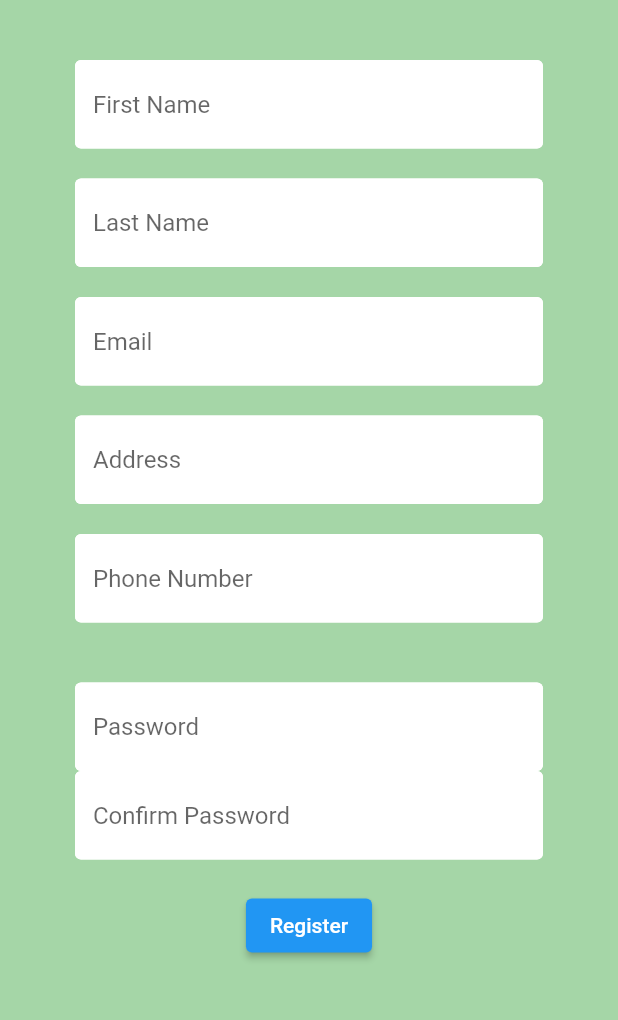
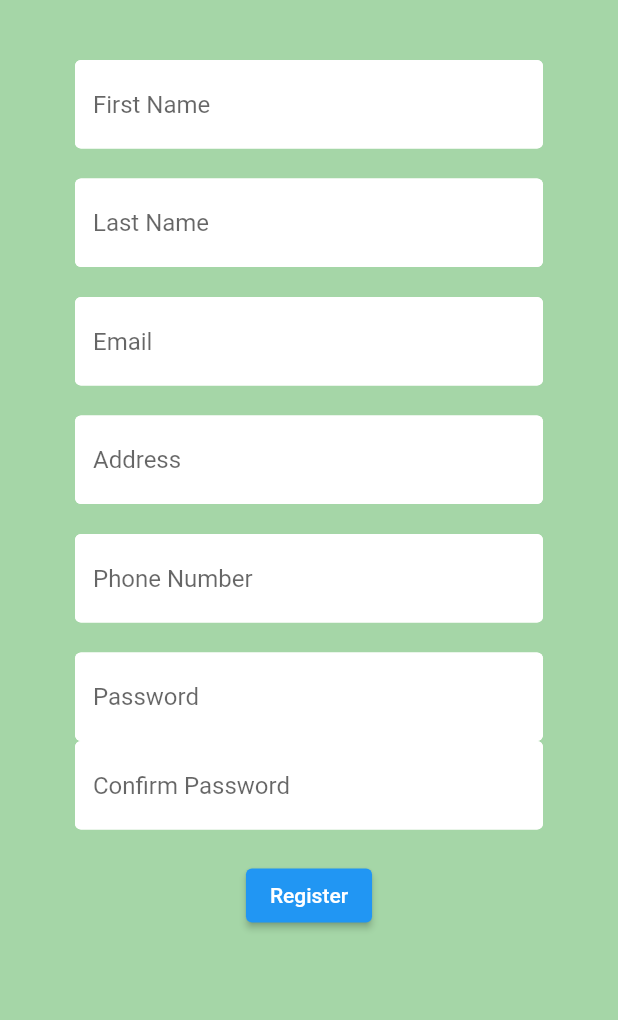
Before and after one commit to AcadProjects/kashare-github, a Flutter app: the screen it shows after launch, after a tap on "Sign In", after a tap on "Register", on a phone screen of 412 x 824 dp, the part 84-1104 px from its top. Run offline on Flutter 3.47's test engine with Material 2 defaults, Android fonts, the phone set to English and light mode, and no system bars; our stand-ins replace cloud_firestore, firebase_auth, firebase_core, flutter_spinkit, latlong2; accounts and stored records are empty.

Commit message:
Added animations

```diff
--- a/lib/screens/authenticate/register.dart
+++ b/lib/screens/authenticate/register.dart
@@ -1,5 +1,7 @@
 import 'package:kashare/services/auth.dart';
 import 'package:flutter/material.dart';
+import 'package:kashare/shared/constants.dart';
+import 'package:kashare/shared/loading.dart';
 
 class Register extends StatefulWidget {
   final toggleView;
@@ -13,7 +15,7 @@ class Register extends StatefulWidget {
 class _RegisterState extends State<Register> {
   final AuthService _auth = AuthService();
   final _formKey = GlobalKey<FormState>();
-
+  bool loading = false;
   // text field state
   String email = '';
   String password = '';
@@ -21,7 +23,9 @@ class _RegisterState extends State<Register> {
 
   @override
   Widget build(BuildContext context) {
-    return Scaffold(
+    return loading
+        ? Loading()
+        : Scaffold(
             backgroundColor: Colors.green[200],
             appBar: AppBar(
               backgroundColor: Colors.green[400],
@@ -44,16 +48,10 @@ class _RegisterState extends State<Register> {
 //
                     SizedBox(height: 20.0),
                     TextFormField(
-                decoration: InputDecoration(
-                  hintText: 'First Name',
-                  fillColor: Colors.white,
-                  filled: true,
-                  enabledBorder: OutlineInputBorder(
-                      borderSide: BorderSide(color: Colors.white, width: 2.0)),
-                  focusedBorder: OutlineInputBorder(
-                      borderSide: BorderSide(color: Colors.grey, width: 2.0)),
-                ),
-                validator: (val) => val!.isEmpty ? 'Enter First Name' : null,
+                      decoration:
+                          textInputDecoration.copyWith(hintText: 'First Name'),
+                      validator: (val) =>
+                          val!.isEmpty ? 'Enter First Name' : null,
                       onChanged: (val) {
                         setState(() => email = val.trim());
                       },
@@ -61,16 +59,10 @@ class _RegisterState extends State<Register> {
 //
                     SizedBox(height: 20.0),
                     TextFormField(
-                decoration: InputDecoration(
-                  hintText: 'Last Name',
-                  fillColor: Colors.white,
-                  filled: true,
-                  enabledBorder: OutlineInputBorder(
-                      borderSide: BorderSide(color: Colors.white, width: 2.0)),
-                  focusedBorder: OutlineInputBorder(
-                      borderSide: BorderSide(color: Colors.grey, width: 2.0)),
-                ),
-                validator: (val) => val!.isEmpty ? 'Enter Last Name' : null,
+                      decoration:
+                          textInputDecoration.copyWith(hintText: 'Last Name'),
+                      validator: (val) =>
+                          val!.isEmpty ? 'Enter Last Name' : null,
                       onChanged: (val) {
                         setState(() => email = val.trim());
                       },
@@ -80,16 +72,10 @@ class _RegisterState extends State<Register> {
 //
                     SizedBox(height: 20.0),
                     TextFormField(
-                decoration: InputDecoration(
-                  hintText: 'Email',
-                  fillColor: Colors.white,
-                  filled: true,
-                  enabledBorder: OutlineInputBorder(
-                      borderSide: BorderSide(color: Colors.white, width: 2.0)),
-                  focusedBorder: OutlineInputBorder(
-                      borderSide: BorderSide(color: Colors.grey, width: 2.0)),
-                ),
-                validator: (val) => val!.isEmpty ? 'Enter your email' : null,
+                      decoration:
+                          textInputDecoration.copyWith(hintText: 'Email'),
+                      validator: (val) =>
+                          val!.isEmpty ? 'Enter your email' : null,
                       onChanged: (val) {
                         setState(() => email = val.trim());
                       },
@@ -98,16 +84,10 @@ class _RegisterState extends State<Register> {
 
                     SizedBox(height: 20.0),
                     TextFormField(
-                decoration: InputDecoration(
-                  hintText: 'Address',
-                  fillColor: Colors.white,
-                  filled: true,
-                  enabledBorder: OutlineInputBorder(
-                      borderSide: BorderSide(color: Colors.white, width: 2.0)),
-                  focusedBorder: OutlineInputBorder(
-                      borderSide: BorderSide(color: Colors.grey, width: 2.0)),
-                ),
-                validator: (val) => val!.isEmpty ? 'Enter your Address' : null,
+                      decoration:
+                          textInputDecoration.copyWith(hintText: 'Address'),
+                      validator: (val) =>
+                          val!.isEmpty ? 'Enter your Address' : null,
                       onChanged: (val) {
                         setState(() => email = val.trim());
                       },
@@ -117,15 +97,8 @@ class _RegisterState extends State<Register> {
                     SizedBox(height: 20.0),
                     TextFormField(
                       keyboardType: TextInputType.number,
-                decoration: InputDecoration(
-                  hintText: 'Phone Number',
-                  fillColor: Colors.white,
-                  filled: true,
-                  enabledBorder: OutlineInputBorder(
-                      borderSide: BorderSide(color: Colors.white, width: 2.0)),
-                  focusedBorder: OutlineInputBorder(
-                      borderSide: BorderSide(color: Colors.grey, width: 2.0)),
-                ),
+                      decoration: textInputDecoration.copyWith(
+                          hintText: 'Phone Number'),
                       validator: (val) =>
                           val!.isEmpty ? 'Enter your Phone Number' : null,
                       onChanged: (val) {
@@ -133,18 +106,10 @@ class _RegisterState extends State<Register> {
                       },
                     ), //TextFormField - Phone Number
 //
-              SizedBox(height: 40.0),
-
+                    SizedBox(height: 20.0),
                     TextFormField(
-                decoration: InputDecoration(
-                  hintText: 'Password',
-                  fillColor: Colors.white,
-                  filled: true,
-                  enabledBorder: OutlineInputBorder(
-                      borderSide: BorderSide(color: Colors.white, width: 2.0)),
-                  focusedBorder: OutlineInputBorder(
-                      borderSide: BorderSide(color: Colors.grey, width: 2.0)),
-                ),
+                      decoration:
+                          textInputDecoration.copyWith(hintText: 'Password'),
                       obscureText: true,
                       validator: (val) => val!.length < 7
                           ? 'Enter a password (Must be greater than 7 characters)'
@@ -155,17 +120,11 @@ class _RegisterState extends State<Register> {
                     ), //TextFormField - Password
 
                     TextFormField(
-                decoration: InputDecoration(
-                  hintText: 'Confirm Password',
-                  fillColor: Colors.white,
-                  filled: true,
-                  enabledBorder: OutlineInputBorder(
-                      borderSide: BorderSide(color: Colors.white, width: 2.0)),
-                  focusedBorder: OutlineInputBorder(
-                      borderSide: BorderSide(color: Colors.grey, width: 2.0)),
-                ),
+                      decoration: textInputDecoration.copyWith(
+                          hintText: 'Confirm Password'),
                       obscureText: true,
-                validator: (val) => val!.length < 7 ? 'Confirm Password' : null,
+                      validator: (val) =>
+                          val!.length < 7 ? 'Confirm Password' : null,
                       onChanged: (val) {
                         setState(() => password = val);
                       },
@@ -182,10 +141,12 @@ class _RegisterState extends State<Register> {
                           if (_formKey.currentState!.validate()) {
                             // print(email);
                             // print(password);
-                      dynamic result = await _auth.registerWithEmailAndPassword(
-                          email, password);
+                            setState(() => loading = true);
+                            dynamic result = await _auth
+                                .registerWithEmailAndPassword(email, password);
                             if (result == null) {
                               setState(() => error = 'Enter valid email');
+                              loading = false;
                             }
                           } else {}
 
@@ -193,7 +154,8 @@ class _RegisterState extends State<Register> {
                           //
                         }),
                     SizedBox(height: 12.0),
-              Text(error, style: TextStyle(color: Colors.red, fontSize: 14.0)),
+                    Text(error,
+                        style: TextStyle(color: Colors.red, fontSize: 14.0)),
                   ],
                 ),
               ),
--- a/lib/screens/authenticate/sign_in.dart
+++ b/lib/screens/authenticate/sign_in.dart
@@ -1,5 +1,6 @@
 import 'package:kashare/services/auth.dart';
 import 'package:flutter/material.dart';
+import 'package:kashare/shared/loading.dart';
 
 class SignIn extends StatefulWidget {
   final toggleView;
@@ -13,14 +14,16 @@ class _SignInState extends State<SignIn> {
   final AuthService _auth = AuthService();
   final _formKey = GlobalKey<FormState>();
   String error = '';
-
+  bool loading = false;
   // text field state
   String email = '';
   String password = '';
 
   @override
   Widget build(BuildContext context) {
-    return Scaffold(
+    return loading
+        ? Loading()
+        : Scaffold(
             backgroundColor: Colors.green[100],
             appBar: AppBar(
               backgroundColor: Colors.green[400],
@@ -47,11 +50,14 @@ class _SignInState extends State<SignIn> {
                         fillColor: Colors.white,
                         filled: true,
                         enabledBorder: OutlineInputBorder(
-                      borderSide: BorderSide(color: Colors.white, width: 2.0)),
+                            borderSide:
+                                BorderSide(color: Colors.white, width: 2.0)),
                         focusedBorder: OutlineInputBorder(
-                      borderSide: BorderSide(color: Colors.grey, width: 2.0)),
+                            borderSide:
+                                BorderSide(color: Colors.grey, width: 2.0)),
                       ),
-                validator: (val) => val!.isEmpty ? 'Enter an email' : null,
+                      validator: (val) =>
+                          val!.isEmpty ? 'Enter an email' : null,
                       onChanged: (val) {
                         setState(() => email = val.trim());
                       },
@@ -63,13 +69,16 @@ class _SignInState extends State<SignIn> {
                         fillColor: Colors.white,
                         filled: true,
                         enabledBorder: OutlineInputBorder(
-                      borderSide: BorderSide(color: Colors.white, width: 2.0)),
+                            borderSide:
+                                BorderSide(color: Colors.white, width: 2.0)),
                         focusedBorder: OutlineInputBorder(
-                      borderSide: BorderSide(color: Colors.grey, width: 2.0)),
+                            borderSide:
+                                BorderSide(color: Colors.grey, width: 2.0)),
                       ),
                       obscureText: true,
-                validator: (val) =>
-                    val!.length < 7 ? 'Enter a password 7 chars long' : null,
+                      validator: (val) => val!.length < 7
+                          ? 'Enter a password 7 chars long'
+                          : null,
                       onChanged: (val) {
                         setState(() => password = val.trim());
                       },
@@ -83,11 +92,14 @@ class _SignInState extends State<SignIn> {
                         ),
                         onPressed: () async {
                           if (_formKey.currentState!.validate()) {
-                      dynamic result = await _auth.signInWithEmailAndPassword(
-                          email, password);
+                            setState(() => loading = true);
+                            dynamic result = await _auth
+                                .signInWithEmailAndPassword(email, password);
                             if (result == null) {
                               setState(() {
-                          error = 'Could not sign in with those credentials';
+                                error =
+                                    'Could not sign in with those credentials';
+                                loading = false;
                               });
                             }
                           }
--- a/lib/shared/constants.dart
+++ b/lib/shared/constants.dart
@@ -1,7 +1,6 @@
 import 'package:flutter/material.dart';
 
 const textInputDecoration = InputDecoration(
-  hintText: 'Email',
   fillColor: Colors.white,
   filled: true,
   enabledBorder: OutlineInputBorder(
--- /dev/null
+++ b/lib/shared/loading.dart
@@ -0,0 +1,17 @@
+import 'package:flutter/material.dart';
+import 'package:flutter_spinkit/flutter_spinkit.dart';
+
+class Loading extends StatelessWidget {
+  @override
+  Widget build(BuildContext context) {
+    return Container(
+      color: Colors.green[100],
+      child: Center(
+        child: SpinKitChasingDots(
+          color: Colors.green,
+          size: 50.0,
+        ),
+      ),
+    );
+  }
+}
--- a/pubspec.yaml
+++ b/pubspec.yaml
@@ -33,6 +33,7 @@ dependencies:
     sdk: flutter
   cupertino_icons: ^1.0.2
   flutterfire_cli: ^0.2.7
+  flutter_spinkit: ^5.1.0
   flutter_map: ^1.1.1
   firebase_core: ^2.2.0
   firebase_analytics: ^10.0.5
```
Also changed, not shown: lib/constants/map_constants.dart (renamed from lib/constants/app_constants.dart), pubspec.lock. Lines whose indentation alone changed are shown as unchanged.
